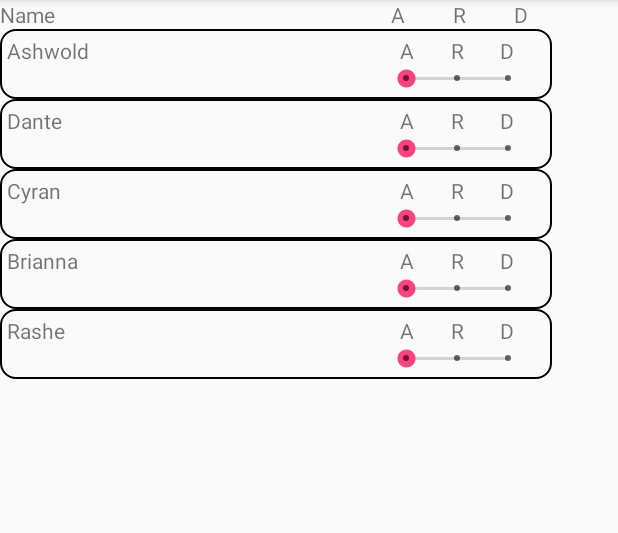
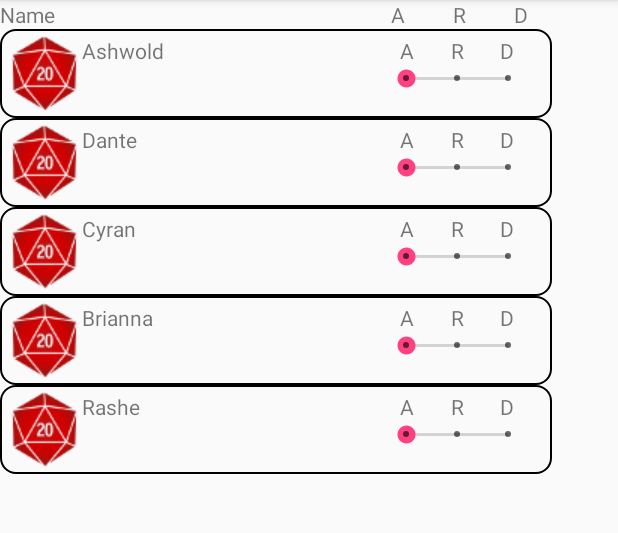
Before and after one commit to EvilJorge/CombatTracker, an Android app: the screen it shows after launch (MainActivity), on a phone screen of 412 x 824 dp, the part 84-617 px from its top. Run offline under Robolectric (Android 15) with nearby library versions, the phone set to English and light mode, and no system bars.

Commit message:
Initiative Popup added.

```diff
--- a/app/src/main/java/com/example/android/combattracker/Character.java
+++ b/app/src/main/java/com/example/android/combattracker/CharGroup.java
@@ -4,18 +4,19 @@ package com.example.android.combattracker;
  * Created by cpalomares on 9/11/2017.
  */
 
-public class Character {
-    private String name; // Character or group name
-    private int initiative; // Character's initiative
-    private int turnStatus; // Character's turn status (Action, Ready, Delay)
+public class CharGroup {
+    private String name; // CharGroup or group name
+    private int initiative; // CharGroup's initiative
+    private int turnStatus; // CharGroup's turn status (Action, Ready, Delay)
 
     // Status constants
     public static final int ACTION = 1;
     public static final int READY = 2;
     public static final int DELAY = 3;
 
-    public Character(String charName){
+    public CharGroup(String charName){
         name = charName;
+        initiative = -1;
     }
 
     public String getName(){
@@ -24,6 +25,14 @@ public class Character {
 
     public void setName(String newName){
         name = newName;
+    }
+
+    public int getInitiative() {
+        return initiative;
+    }
+
+    public void setInitiative(int newInitiative){
+        initiative = newInitiative;
     }
 
     public int getTurnStatus(){
--- a/app/src/main/java/com/example/android/combattracker/InitiativeListAdapter.java
+++ b/app/src/main/java/com/example/android/combattracker/InitiativeListAdapter.java
@@ -1,10 +1,12 @@
 package com.example.android.combattracker;
 
 import android.content.Context;
+import android.support.v7.widget.AppCompatSeekBar;
 import android.support.v7.widget.RecyclerView;
 import android.view.LayoutInflater;
 import android.view.View;
 import android.view.ViewGroup;
+import android.widget.Button;
 import android.widget.TextView;
 
 import java.util.ArrayList;
@@ -15,26 +17,48 @@ import java.util.ArrayList;
 
 public class InitiativeListAdapter extends RecyclerView.Adapter<InitiativeListAdapter.CharacterViewHolder> {
     // Store a member variable for the initiative list
-    private ArrayList<Character> mInitiativeList;
+    private ArrayList<CharGroup> mInitiativeList;
 
     // Store the context for easy access
     private Context mContext;
+
+    // Define ClickListener interface
+    public InitiativeListListener onClickListener;
+
+    public interface InitiativeListListener{
+
+        void initiativeButtonOnClick(View v, int position);
+    }
 
     // Provide a reference to the views for each data item
     // In this case, we'll have a TextView for the name,
     // with customized radio buttons for the TurnStatus
     public class CharacterViewHolder extends RecyclerView.ViewHolder{
-        public TextView name;
+        public TextView nameTextView;
+        public Button initiativeButton;
+        public AppCompatSeekBar statusSwitch;
 
         public CharacterViewHolder(View view){
             super(view);
-            name = (TextView) view.findViewById(R.id.character_name_textview);
+
+            nameTextView = (TextView) view.findViewById(R.id.character_name_textview);
+            initiativeButton = (Button) view.findViewById(R.id.roll_initiative_button);
+            statusSwitch = (AppCompatSeekBar) view.findViewById(R.id.status_switch);
+
+            // Set up onClickListener for the initiative button
+            initiativeButton.setOnClickListener(new View.OnClickListener(){
+                @Override
+                public void onClick(View v){
+                    onClickListener.initiativeButtonOnClick(v, getAdapterPosition());
+                }
+            });
         }
     }
 
     // Provide a suitable constructor
-    public InitiativeListAdapter(ArrayList<Character> initList){
+    public InitiativeListAdapter(ArrayList<CharGroup> initList, InitiativeListListener listener){
         mInitiativeList = initList;
+        onClickListener = listener;
     }
 
     // Create new views (invoked by the layout manager)
@@ -49,8 +73,18 @@ public class InitiativeListAdapter extends RecyclerView.Adapter<InitiativeListAd
     // Replace the contents of a view (invoked by the layout manager)
     @Override
     public void onBindViewHolder(CharacterViewHolder holder, int position){
-        Character character = mInitiativeList.get(position);
-        holder.name.setText(character.getName());
+        CharGroup character = mInitiativeList.get(position);
+        int initiative = character.getInitiative();
+
+        holder.nameTextView.setText(character.getName());
+
+        if(initiative > 0){
+            holder.initiativeButton.setText(String.format("%d", initiative));
+            holder.initiativeButton.setBackgroundResource(0);
+        } else {
+            holder.initiativeButton.setText("");
+            holder.initiativeButton.setBackgroundResource(R.drawable.init_die);
+        }
     }
 
     // Return the size of your dataset (invoked by the layout manager)
--- a/app/src/main/java/com/example/android/combattracker/InitiativeListFragment.java
+++ b/app/src/main/java/com/example/android/combattracker/InitiativeListFragment.java
@@ -1,16 +1,20 @@
 package com.example.android.combattracker;
 
 import android.content.Context;
-import android.net.Uri;
+import android.os.Build;
 import android.os.Bundle;
 import android.support.v4.app.Fragment;
+import android.support.v7.app.ActionBar;
 import android.support.v7.widget.LinearLayoutManager;
 import android.support.v7.widget.RecyclerView;
+import android.view.Gravity;
 import android.view.LayoutInflater;
 import android.view.View;
 import android.view.ViewGroup;
+import android.widget.Button;
+import android.widget.PopupWindow;
+import android.widget.Toast;
 
-import java.lang.*;
 import java.util.ArrayList;
 
 /**
@@ -34,13 +38,19 @@ public class InitiativeListFragment extends Fragment {
 //    private OnFragmentInteractionListener mListener;
 
     // Initiative List
-    private ArrayList<Character> mInitiativeList = new ArrayList<>();
+    private ArrayList<CharGroup> mInitiativeList = new ArrayList<>();
 
     // ListViews and RecyclerView
     private RecyclerView mInitiativeRecyclerView;
 
     // Data Adapter
     private InitiativeListAdapter mInitiativeListAdapter;
+
+    // Adapter Listener
+    private InitiativeListAdapter.InitiativeListListener mInitiativeListListener;
+
+    // Popup Window
+    public PopupWindow mEnterInitiativeWindow;
 
     public InitiativeListFragment() {
         // Required empty public constructor
@@ -80,8 +90,18 @@ public class InitiativeListFragment extends Fragment {
         ViewGroup rootView = (ViewGroup) inflater.inflate(
                 R.layout.fragment_initiative_list, container, false);
 
+        mInitiativeListListener = new InitiativeListAdapter.InitiativeListListener() {
+            @Override
+            public void initiativeButtonOnClick(View v, int position) {
+                String name = mInitiativeList.get(position).getName();
+
+                Toast.makeText(getContext(), name + "'s initiative button pressed.", Toast.LENGTH_SHORT).show();
+                showEnterInitiativePopup(v);
+            }
+        };
+
         // Attach lists to list Adapters
-        mInitiativeListAdapter = new InitiativeListAdapter(mInitiativeList);
+        mInitiativeListAdapter = new InitiativeListAdapter(mInitiativeList, mInitiativeListListener);
         mInitiativeRecyclerView = (RecyclerView) rootView.findViewById(R.id.initiative_recview);
         mInitiativeRecyclerView.setAdapter(mInitiativeListAdapter);
 
@@ -93,12 +113,61 @@ public class InitiativeListFragment extends Fragment {
         return rootView;
     }
 
+    /** Event Handlers **/
+
+    // Button handler to return from Enter Initiative Popup.
+
+    public void enterInitiative(View v){
+        int initiative;
+
+//        // Get value from Enter Initiative EditText view in Popup Window
+//        initiative = Integer.parseInt(
+//                ((EditText) mEnterInitiativeWindow.getContentView().findViewById(R.id.enter_initiative_text)).getText().toString()
+//        );
+
+        // Close Popup window
+        mEnterInitiativeWindow.dismiss();
+    }
+
+    /** Other Methods **/
+
+    // Show popup for entering initiative.
+    private void showEnterInitiativePopup(View v){
+        // Inflate PopUp Window to enter initiative
+        LayoutInflater inflater = (LayoutInflater) getContext().getSystemService(Context.LAYOUT_INFLATER_SERVICE);
+        View popUpView = inflater.inflate(R.layout.popup_enter_initiative, null);
+
+        // Initialize a new instance of popup window
+        mEnterInitiativeWindow = new PopupWindow(popUpView,
+                ActionBar.LayoutParams.WRAP_CONTENT,
+                ActionBar.LayoutParams.WRAP_CONTENT);
+
+        // Set an elevation value for popup window if API is 21 or greater.
+        if(Build.VERSION.SDK_INT >= 21){
+            mEnterInitiativeWindow.setElevation(5.0f);
+        }
+
+        mEnterInitiativeWindow.setFocusable(true);
+        mEnterInitiativeWindow.update();
+        mEnterInitiativeWindow.showAtLocation(v, Gravity.CENTER, 0, 0);
+
+        // Setup onClick for Entery Button
+        View.OnClickListener enterClickListener = new View.OnClickListener() {
+            @Override
+            public void onClick(View view) {
+                enterInitiative(view);
+            }
+        };
+        Button enterInitiativeButton = (Button) popUpView.findViewById(R.id.enter_initiative_button);
+        enterInitiativeButton.setOnClickListener(enterClickListener);
+    }
+
     public void populateInitList(){
-        Character char1 = new Character("Ashwold");
-        Character char2 = new Character("Dante");
-        Character char3 = new Character("Cyran");
-        Character char4 = new Character("Brianna");
-        Character char5 = new Character("Rashe");
+        CharGroup char1 = new CharGroup("Ashwold");
+        CharGroup char2 = new CharGroup("Dante");
+        CharGroup char3 = new CharGroup("Cyran");
+        CharGroup char4 = new CharGroup("Brianna");
+        CharGroup char5 = new CharGroup("Rashe");
 
         mInitiativeList.add(char1);
         mInitiativeList.add(char2);
--- a/app/src/main/res/layout/list_item_character.xml
+++ b/app/src/main/res/layout/list_item_character.xml
@@ -6,12 +6,21 @@
     android:layout_height="wrap_content"
     android:background="@drawable/initiative_item_border">
 
+    <Button
+        android:id="@+id/roll_initiative_button"
+        android:layout_width="50dp"
+        android:layout_height="50dp"
+        android:background="@drawable/init_die"
+        app:layout_constraintTop_toTopOf="parent"
+        app:layout_constraintLeft_toLeftOf="parent"/>
+
     <TextView
         android:id="@+id/character_name_textview"
-        android:layout_width="250dp"
-        android:layout_height="wrap_content"
+        android:layout_width="200dp"
+        android:layout_height="match_parent"
+        android:gravity="center_vertical"
         app:layout_constraintTop_toTopOf="parent"
-        app:layout_constraintLeft_toLeftOf="parent"/>
+        app:layout_constraintLeft_toRightOf="@+id/roll_initiative_button"/>
 
     <LinearLayout
         android:id="@+id/status_switch_header"
```
Also changed, not shown: app/src/main/java/com/example/android/combattracker/MainActivity.java (+18 -6 lines), app/src/main/res/layout/popup_enter_initiative.xml (added, +23 -0 lines), app/src/main/res/drawable/init_die.png (added).
